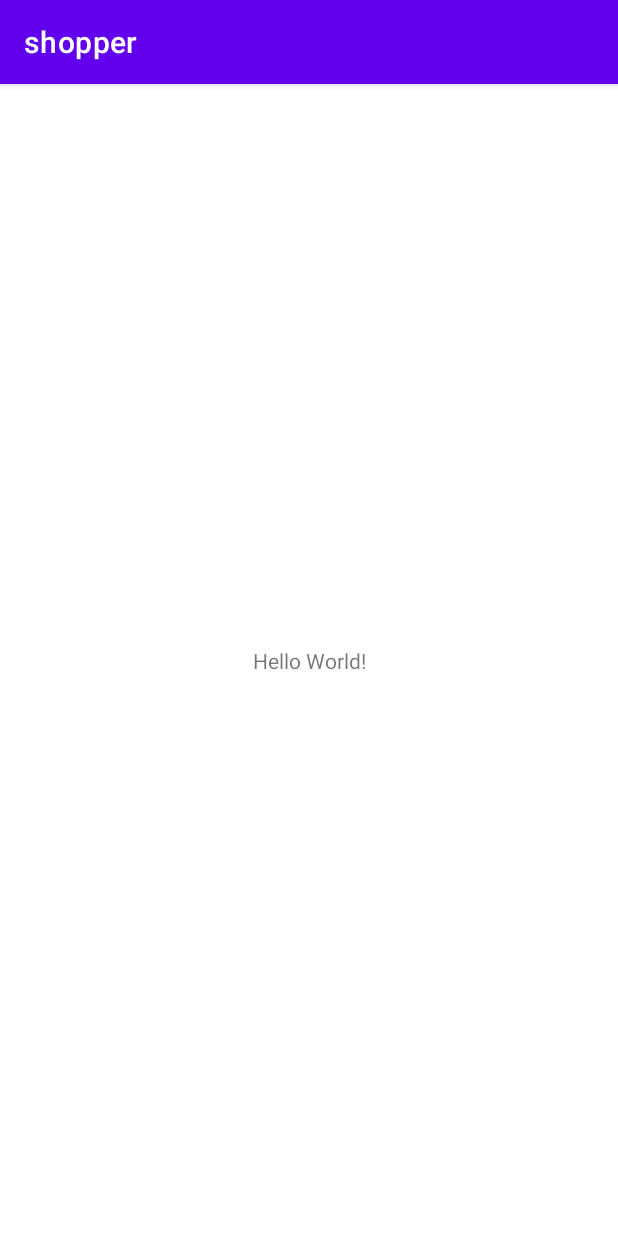
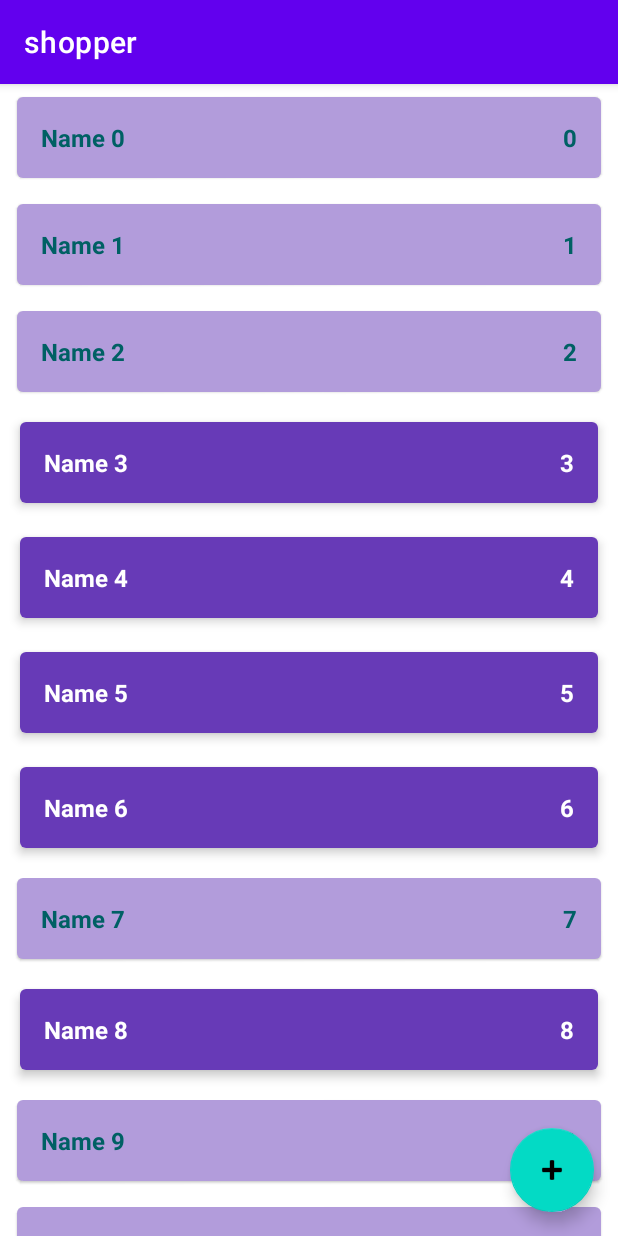
Before and after one commit to besoboi/Shopper, an Android app: the screen it shows after launch (MainActivity), on a phone screen of 412 x 824 dp. Run offline under Robolectric (Android 15) with nearby library versions, the phone set to English and light mode, and no system bars.

Commit message:
Работа c RecyclerView

```diff
--- a/app/src/main/java/com/example/shopper/data/ShopListRepositoryImpl.kt
+++ b/app/src/main/java/com/example/shopper/data/ShopListRepositoryImpl.kt
@@ -4,17 +4,18 @@ import androidx.lifecycle.LiveData
 import androidx.lifecycle.MutableLiveData
 import com.example.shopper.domain.ShopItem
 import com.example.shopper.domain.ShopListRepository
+import kotlin.random.Random
 
 object ShopListRepositoryImpl: ShopListRepository {
 
     private val shopListLiveData = MutableLiveData<List<ShopItem>>()
-    private val shopList = mutableListOf<ShopItem>() //изменяемый список
+    private val shopList = sortedSetOf<ShopItem>({o1, o2 -> o1.id.compareTo(o2.id)}) //изменяемый список
 
     private var autoIncrementId = 0
 
     init {
-        for (i in 0 until 10) {
-            val item = ShopItem("Name $i", i, true)
+        for (i in 0 until 1000) {
+            val item = ShopItem("Name $i", i, Random.nextBoolean())
             addShopItem(item)
         }
     }
--- a/app/src/main/java/com/example/shopper/presentation/MainActivity.kt
+++ b/app/src/main/java/com/example/shopper/presentation/MainActivity.kt
@@ -4,18 +4,76 @@ import androidx.appcompat.app.AppCompatActivity
 import android.os.Bundle
 import android.util.Log
 import androidx.lifecycle.ViewModelProvider
+import androidx.recyclerview.widget.ItemTouchHelper
+import androidx.recyclerview.widget.RecyclerView
 import com.example.shopper.R
+import com.example.shopper.domain.ShopItem
 
 class MainActivity : AppCompatActivity() {
     private lateinit var viewModel: MainViewModel
+    private lateinit var shopListAdapter: ShopListAdapter
 
     override fun onCreate(savedInstanceState: Bundle?) {
         super.onCreate(savedInstanceState)
         setContentView(R.layout.activity_main)
+        setupRecyclerView()
         viewModel = ViewModelProvider(this).get(MainViewModel::class.java)
         viewModel.shopList.observe(this){
-            Log.d("MainActivityTest", it.toString())
+            shopListAdapter.shopList = it
+        }
+    }
 
+    private fun setupRecyclerView() {
+        val rvShopList = findViewById<RecyclerView>(R.id.rv_shop_list)
+
+        with(rvShopList) {
+            shopListAdapter = ShopListAdapter()
+            adapter = shopListAdapter
+            recycledViewPool.setMaxRecycledViews(
+                ShopListAdapter.VIEW_TYPE_ENABLED,
+                ShopListAdapter.MAX_POOL_SIZE
+            )
+            recycledViewPool.setMaxRecycledViews(
+                ShopListAdapter.VIEW_TYPE_DISABLED,
+                ShopListAdapter.MAX_POOL_SIZE
+            )
+        }
+        setupLongClickListener()
+        setupClickListener()
+        setupSwipeListener(rvShopList)
+    }
+
+    private fun setupSwipeListener(rvShopList: RecyclerView) {
+        val callback = object : ItemTouchHelper.SimpleCallback( //обработка свайпа
+            0,
+            ItemTouchHelper.LEFT or ItemTouchHelper.RIGHT
+        ) {
+            override fun onMove(
+                recyclerView: RecyclerView,
+                viewHolder: RecyclerView.ViewHolder,
+                target: RecyclerView.ViewHolder
+            ): Boolean {
+                return false
+            }
+
+            override fun onSwiped(viewHolder: RecyclerView.ViewHolder, direction: Int) {
+                val item = shopListAdapter.shopList[viewHolder.adapterPosition]
+                viewModel.deleteShopItem(item)
+            }
+        }
+        val itemTouchHelper = ItemTouchHelper(callback)
+        itemTouchHelper.attachToRecyclerView(rvShopList)
+    }
+
+    private fun setupClickListener() {
+        shopListAdapter.onShopClickListener = {
+            Log.v("Item Data", " \nName: ${it.name},\nCount: ${it.count},\nEnabled: ${it.enabled}")
+        }
+    }
+
+    private fun setupLongClickListener() {
+        shopListAdapter.onShopItemLongClickListener = {
+            viewModel.changeEnableState(it)
         }
     }
 }
--- /dev/null
+++ b/app/src/main/java/com/example/shopper/presentation/ShopListAdapter.kt
@@ -0,0 +1,80 @@
+package com.example.shopper.presentation
+
+import android.view.LayoutInflater
+import android.view.View
+import android.view.ViewGroup
+import android.widget.TextView
+import androidx.recyclerview.widget.RecyclerView
+import com.example.shopper.R
+import com.example.shopper.domain.ShopItem
+
+class ShopListAdapter: RecyclerView.Adapter<ShopListAdapter.ShopItemViewHolder>() {
+
+    var shopList = listOf<ShopItem>()
+        set(value) {
+            field = value
+            notifyDataSetChanged()
+        }
+
+    var onShopItemLongClickListener: ((ShopItem) -> Unit)? = null
+    //в этой переменной может лежать
+    //функция которая принимате ShopItem и ничего не возвращает
+    //сама переменная может принимать null, для этого тут есть знак вопроса (?)
+
+    var onShopClickListener: ((ShopItem) -> Unit)? = null
+
+    override fun getItemCount(): Int {
+        return shopList.size
+    }
+
+    override fun onCreateViewHolder(parent: ViewGroup, viewType: Int): ShopItemViewHolder {
+        val layout = when (viewType) {
+            VIEW_TYPE_DISABLED -> R.layout.item_shop_disabled
+            VIEW_TYPE_ENABLED -> R.layout.item_shop_enabled
+            else -> throw java.lang.RuntimeException("Unknown ViewType: $viewType")
+        }
+        val view = LayoutInflater.from(parent.context).inflate(layout, parent, false)
+        return ShopItemViewHolder(view)
+    }
+
+    override fun onBindViewHolder(holder: ShopItemViewHolder, position: Int) {
+        val shopItem = shopList[position]
+
+        holder.tvName.text = shopItem.name
+        holder.tvCount.text = shopItem.count.toString()
+
+        holder.view.setOnLongClickListener{
+            onShopItemLongClickListener?.invoke(shopItem)
+            //invoke и знак вопроса перед точкой
+            // обезателен только если переменная onShopItemLongClickListener
+            //может быть null
+            // иначе можно использовать такой вызов onShopItemLongClickListener(shopItem)
+            true
+        }
+        holder.view.setOnClickListener{
+            onShopClickListener?.invoke(shopItem)
+        }
+    }
+
+    override fun getItemViewType(position: Int): Int {
+        return if (shopList[position].enabled) {
+            VIEW_TYPE_ENABLED
+        } else {
+            VIEW_TYPE_DISABLED
+        }
+
+    }
+
+    class ShopItemViewHolder(val view: View): RecyclerView.ViewHolder(view){
+        val tvName = view.findViewById<TextView>(R.id.item_name)
+        val tvCount = view.findViewById<TextView>(R.id.item_count)
+
+    }
+
+    companion object {
+        const val VIEW_TYPE_ENABLED = 1
+        const val VIEW_TYPE_DISABLED = 0
+
+        const val MAX_POOL_SIZE = 11
+    }
+}
--- a/app/src/main/res/layout/activity_main.xml
+++ b/app/src/main/res/layout/activity_main.xml
@@ -6,13 +6,28 @@
     android:layout_height="match_parent"
     tools:context=".presentation.MainActivity">
 
-    <TextView
-        android:layout_width="wrap_content"
-        android:layout_height="wrap_content"
-        android:text="Hello World!"
+    <androidx.recyclerview.widget.RecyclerView
+        android:id="@+id/rv_shop_list"
+        android:layout_width="0dp"
+        android:layout_height="0dp"
         app:layout_constraintBottom_toBottomOf="parent"
         app:layout_constraintEnd_toEndOf="parent"
         app:layout_constraintStart_toStartOf="parent"
-        app:layout_constraintTop_toTopOf="parent" />
+        app:layout_constraintTop_toTopOf="parent"
+        app:layoutManager="androidx.recyclerview.widget.LinearLayoutManager"
+        tools:listitem="@layout/item_shop_enabled" />
+
+    <com.google.android.material.floatingactionbutton.FloatingActionButton
+        android:id="@+id/button_add_shop_item"
+        android:layout_width="wrap_content"
+        android:layout_height="wrap_content"
+        android:layout_marginEnd="16dp"
+        android:layout_marginBottom="16dp"
+        android:clickable="true"
+        android:contentDescription="Add new shop item"
+        android:focusable="true"
+        app:layout_constraintBottom_toBottomOf="parent"
+        app:layout_constraintEnd_toEndOf="parent"
+        app:srcCompat="@android:drawable/ic_input_add" />
 
 </androidx.constraintlayout.widget.ConstraintLayout>
--- /dev/null
+++ b/app/src/main/res/layout/item_shop_disabled.xml
@@ -0,0 +1,41 @@
+<androidx.cardview.widget.CardView xmlns:android="http://schemas.android.com/apk/res/android"
+xmlns:app="http://schemas.android.com/apk/res-auto"
+xmlns:tools="http://schemas.android.com/tools"
+android:layout_width="match_parent"
+android:layout_height="wrap_content"
+android:layout_marginStart="8dp"
+android:layout_marginTop="4dp"
+android:layout_marginEnd="8dp"
+android:layout_marginBottom="4dp"
+app:cardCornerRadius="4dp"
+app:cardElevation="1dp"
+app:cardUseCompatPadding="true">
+
+    <LinearLayout
+        android:layout_width="match_parent"
+        android:layout_height="wrap_content"
+        android:background="#80673AB7"
+        android:orientation="horizontal"
+        android:padding="16dp">
+
+        <TextView
+            android:id="@+id/item_name"
+            android:layout_width="0dp"
+            android:layout_height="wrap_content"
+            android:layout_weight="1"
+            android:text="Item"
+            android:textColor="#006064"
+            android:textSize="16sp"
+            android:textStyle="bold"
+            tools:text="Item" />
+
+        <TextView
+            android:id="@+id/item_count"
+            android:layout_width="wrap_content"
+            android:layout_height="wrap_content"
+            android:textColor="#006064"
+            android:textSize="16sp"
+            android:textStyle="bold"
+            tools:text="1" />
+    </LinearLayout>
+</androidx.cardview.widget.CardView>
--- /dev/null
+++ b/app/src/main/res/layout/item_shop_enabled.xml
@@ -0,0 +1,42 @@
+<?xml version="1.0" encoding="utf-8"?>
+<androidx.cardview.widget.CardView xmlns:android="http://schemas.android.com/apk/res/android"
+    xmlns:app="http://schemas.android.com/apk/res-auto"
+    xmlns:tools="http://schemas.android.com/tools"
+    android:layout_width="match_parent"
+    android:layout_height="wrap_content"
+    android:layout_marginStart="8dp"
+    android:layout_marginTop="4dp"
+    android:layout_marginEnd="8dp"
+    android:layout_marginBottom="4dp"
+    app:cardCornerRadius="4dp"
+    app:cardElevation="4dp"
+    app:cardUseCompatPadding="true">
+
+    <LinearLayout
+        android:layout_width="match_parent"
+        android:layout_height="wrap_content"
+        android:background="#673AB7"
+        android:orientation="horizontal"
+        android:padding="16dp">
+
+        <TextView
+            android:id="@+id/item_name"
+            android:layout_width="0dp"
+            android:layout_height="wrap_content"
+            android:layout_weight="1"
+            android:text="TextView"
+            android:textColor="@color/white"
+            android:textSize="16sp"
+            android:textStyle="bold"
+            tools:text="Item" />
+
+        <TextView
+            android:id="@+id/item_count"
+            android:layout_width="wrap_content"
+            android:layout_height="wrap_content"
+            android:textColor="@color/white"
+            android:textSize="16sp"
+            android:textStyle="bold"
+            tools:text="1" />
+    </LinearLayout>
+</androidx.cardview.widget.CardView>
```
